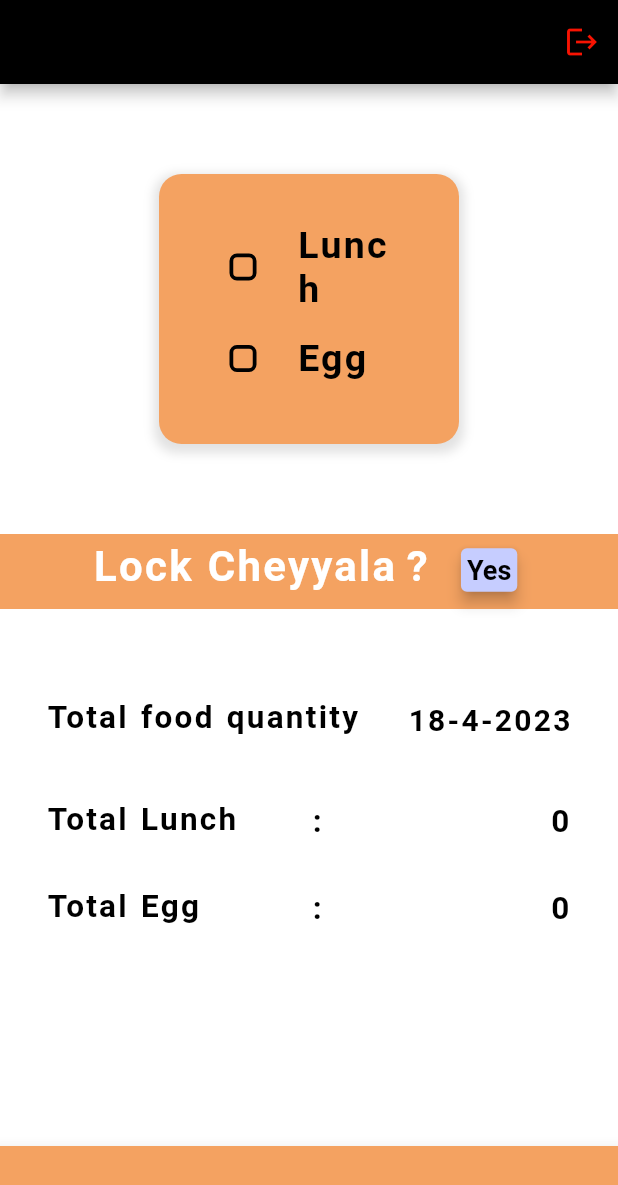
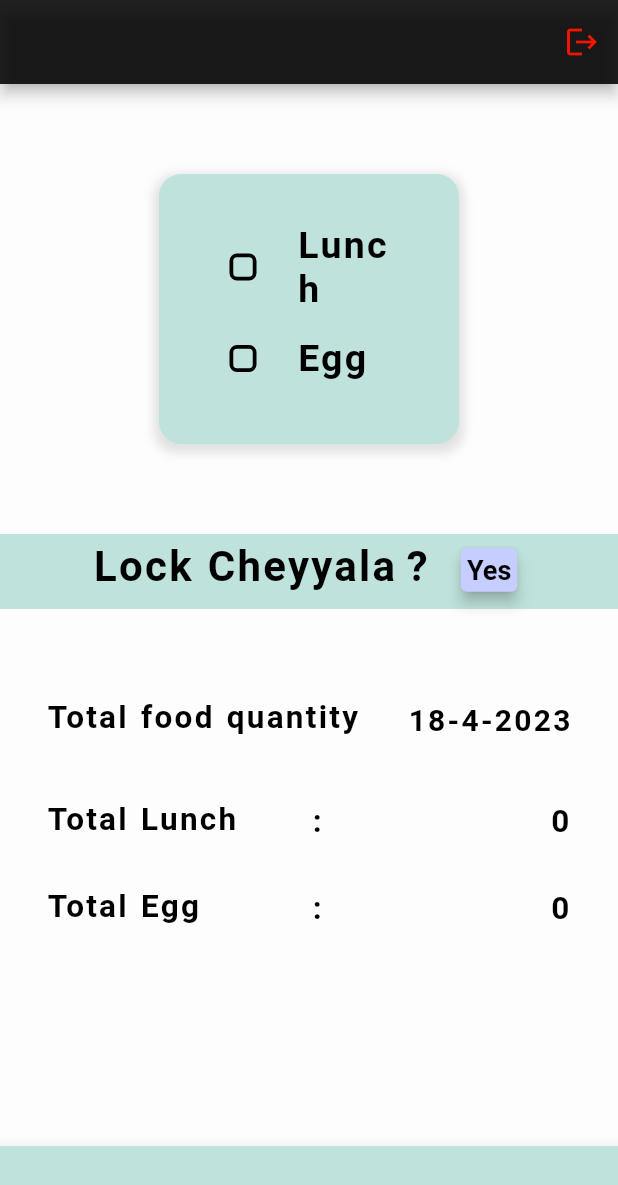
Before and after one commit to mahesheasy/lunch_repository, a Flutter app: the screen it shows once a user with an empty profile is signed in, on a phone screen of 412 x 824 dp. Shown: the top 1185 px of the screen. Run offline on Flutter 3.47's test engine with Material 2 defaults, Android fonts, the phone set to English and light mode, and no system bars; our stand-ins replace animated_text_kit, cloud_firestore, firebase_auth, firebase_core, google_fonts, shared_preferences and 1 more; accounts and stored records are empty; network calls fail.

Commit message:
color chenges and time out changes

```diff
--- a/lib/home/app_bar_dispaly.dart
+++ b/lib/home/app_bar_dispaly.dart
@@ -4,7 +4,7 @@ import 'package:firebase_auth/firebase_auth.dart';
 AppBar appbar(User? user, BuildContext context) {
   return AppBar(
     //Color.fromARGB(255, 222, 225, 225)
-    backgroundColor: Colors.black,
+    backgroundColor: Colors.black87,
     leading: null,
     automaticallyImplyLeading: false,
     leadingWidth: 0,
--- a/lib/home/check_box_tile.dart
+++ b/lib/home/check_box_tile.dart
@@ -19,6 +19,7 @@ class CheckBoxtile extends StatelessWidget {
       child: CheckboxListTile(
         value: initialvalue,
         enabled: isLunchProvided,
+        activeColor: Color.fromARGB(255, 107, 124, 252),
         onChanged: onchnage,
         checkboxShape:
             RoundedRectangleBorder(borderRadius: BorderRadius.circular(5)),
--- a/lib/home/home_page.dart
+++ b/lib/home/home_page.dart
@@ -113,7 +113,7 @@ class _HomePageState extends State<HomePage> {
       appBar: appbar(user, context),
       body: Center(
         child: Container(
-          decoration: BoxDecoration(color: Colors.white),
+          decoration: BoxDecoration(color: Colors.white60),
           child: Column(
             children: [
               Container(
@@ -121,7 +121,7 @@ class _HomePageState extends State<HomePage> {
                 height: 180,
                 margin: EdgeInsets.only(top: 60, bottom: 60),
                 decoration: BoxDecoration(
-                  color: Color.fromRGBO(244, 162, 97, 1),
+                  color: Color.fromRGBO(191, 226, 220, 1),
                   borderRadius: BorderRadius.circular(15),
                   boxShadow: [
                     BoxShadow(
@@ -136,7 +136,7 @@ class _HomePageState extends State<HomePage> {
                   mainAxisAlignment: MainAxisAlignment.center,
                   crossAxisAlignment: CrossAxisAlignment.center,
                   children: [
-                    if (now.hour <= 11)
+                    if (now.hour < 11)
                       Container(
                         child: Column(
                           children: [
@@ -163,7 +163,7 @@ class _HomePageState extends State<HomePage> {
                           ],
                         ),
                       ),
-                    if (now.hour >= 11) timeoutwidget(context),
+                    if (now.hour > 11) timeoutwidget(context),
                   ],
                 ),
               ),
@@ -174,12 +174,12 @@ class _HomePageState extends State<HomePage> {
                 height: 50,
                 width: double.infinity,
                 decoration: BoxDecoration(
-                  color: Color.fromRGBO(244, 162, 97, 1),
+                  color: Color.fromRGBO(191, 226, 220, 1),
                 ),
                 padding: EdgeInsets.only(right: 5, left: 5),
                 child: Column(
                   children: [
-                    if (now.hour <= 11)
+                    if (now.hour < 11)
                       if (_isLunchProvided)
                         yesbtnandtext(
                           0,
@@ -208,13 +208,13 @@ class _HomePageState extends State<HomePage> {
       ),
       bottomNavigationBar: BottomAppBar(
         height: 60,
-        color: Color.fromRGBO(244, 162, 97, 1),
+        color: Color.fromRGBO(191, 226, 220, 1),
         child: Container(
           padding: EdgeInsets.all(5),
           child: Container(
             child: Column(
               children: [
-                if (now.hour >= 11)
+                if (now.hour > 11)
                   Bottomappbarcontant(context, totallunchcount.toString(),
                       totaleggcount.toString()),
               ],
--- a/lib/home/yes_text_list_display.dart
+++ b/lib/home/yes_text_list_display.dart
@@ -17,7 +17,7 @@ Row yesbtnandtext(
         listtext,
         style: Theme.of(context).textTheme.displayLarge!.copyWith(
               fontSize: 28,
-              color: Colors.white,
+              color: Colors.black,
             ),
       ),
       SizedBox(
```
Also changed, not shown: lib/home/past_work.txt (deleted, +0 -29 lines), lib/home/time_out_display.dart (+4 -3 lines), 3 other files.
